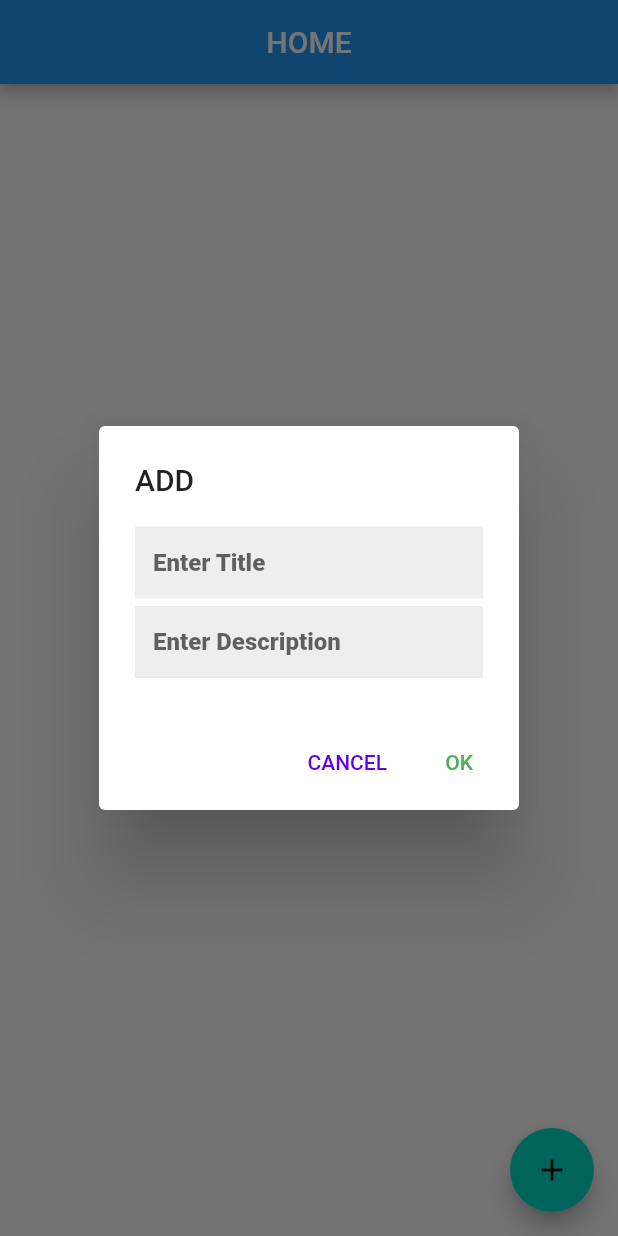
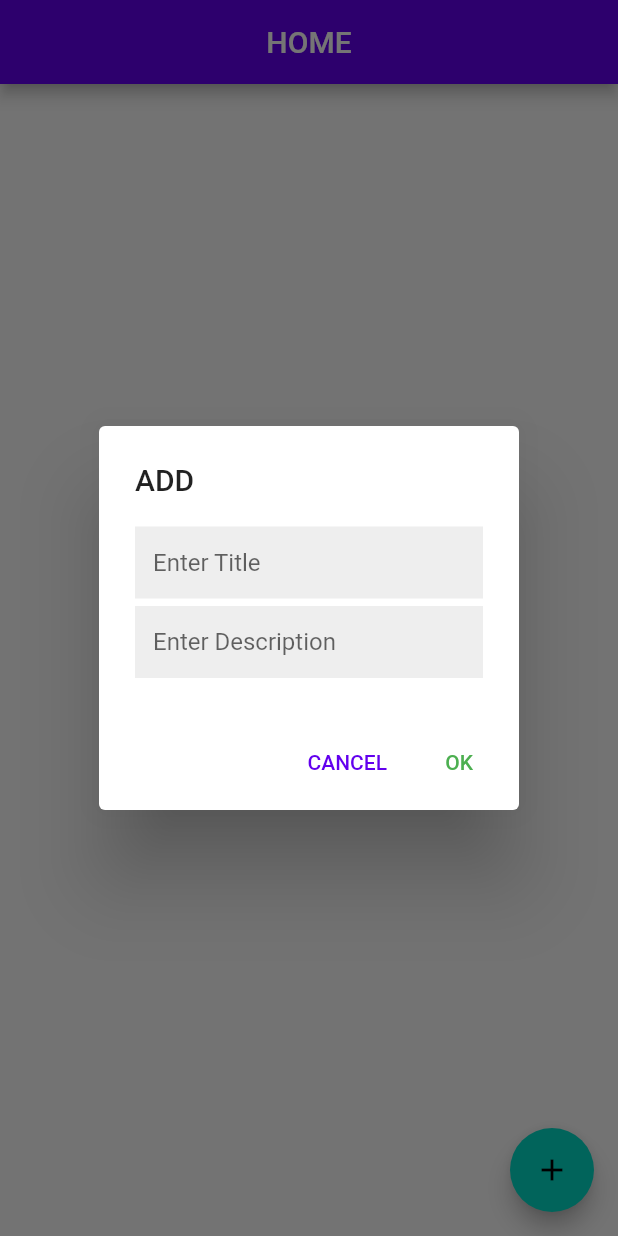
Before and after one commit to daviinjuguna/todo-flutter, a Flutter app: the screen it shows after launch, after a tap on the "add" icon, on a phone screen of 412 x 824 dp. Run offline on Flutter 3.47's test engine with Material 2 defaults, Android fonts, the phone set to English and light mode, and no system bars; our stand-ins replace bloc, dartz, flutter_bloc; missing offline and left inert: http_interceptor; statements that could not run were skipped.

Commit message:
fixed edits

```diff
--- a/lib/main.dart
+++ b/lib/main.dart
@@ -12,7 +12,11 @@ class MyApp extends StatelessWidget {
     return MaterialApp(
       title: 'Todo',
       theme: ThemeData(
-        appBarTheme: AppBarTheme(brightness: Brightness.dark),
+        appBarTheme: AppBarTheme(
+          brightness: Brightness.dark,
+          color: ColorScheme.light().primary,
+          centerTitle: true,
+        ),
         brightness: Brightness.light,
         colorScheme: ColorScheme.light(),
         pageTransitionsTheme: PageTransitionsTheme(
--- a/lib/page/todo_page.dart
+++ b/lib/page/todo_page.dart
@@ -113,8 +113,9 @@ class _TodoPageState extends State<TodoPage> {
           ),
           body: ListView.builder(
             itemCount: _todos.length,
-            padding: EdgeInsets.all(10),
-            itemBuilder: (context, i) => ListTile(
+            padding: EdgeInsets.all(8),
+            itemBuilder: (context, i) => Card(
+              child: ListTile(
                 title: Text(_todos[i].title),
                 subtitle: Text(_todos[i].desc),
                 trailing: Row(
@@ -128,13 +129,13 @@ class _TodoPageState extends State<TodoPage> {
                         ),
                       ).then((value) {
                         if (value != null) {
-                        _bloc.add(
-                          TodoUpdate(
+                          _bloc.add(TodoUpdate(
                             todo: _todos,
                             editedTodo: value,
                             id: _todos[i].id,
-                              index: i),
-                        );
+                            index: i,
+                          ));
+                          print(value);
                         }
                       }),
                       icon: Icon(Icons.edit),
@@ -175,6 +176,7 @@ class _TodoPageState extends State<TodoPage> {
             ),
           ),
         ),
+      ),
     );
   }
 }
--- a/lib/page/widgets/create_dialog.dart
+++ b/lib/page/widgets/create_dialog.dart
@@ -36,10 +36,6 @@ class _CreateDialogState extends State<CreateDialog> {
         children: [
           TextField(
             keyboardType: TextInputType.text,
-            style: TextStyle(
-              fontWeight: FontWeight.w800,
-              fontSize: 16,
-            ),
             controller: _title,
             decoration: InputDecoration(
               border: InputBorder.none,
@@ -53,10 +49,6 @@ class _CreateDialogState extends State<CreateDialog> {
           ),
           TextField(
             keyboardType: TextInputType.text,
-            style: TextStyle(
-              fontWeight: FontWeight.w800,
-              fontSize: 16,
-            ),
             controller: _desc,
             decoration: InputDecoration(
               border: InputBorder.none,
--- a/lib/utils/constants.dart
+++ b/lib/utils/constants.dart
@@ -1 +1 @@
-const BASE_URL = "192.168.0.28:9000";
+const BASE_URL = "192.168.0.20:9000";
```
Also changed, not shown: lib/api/api.dart (+4 -3 lines), lib/bloc/todo_bloc.dart (+5 -5 lines). Lines whose indentation alone changed are shown as unchanged.
